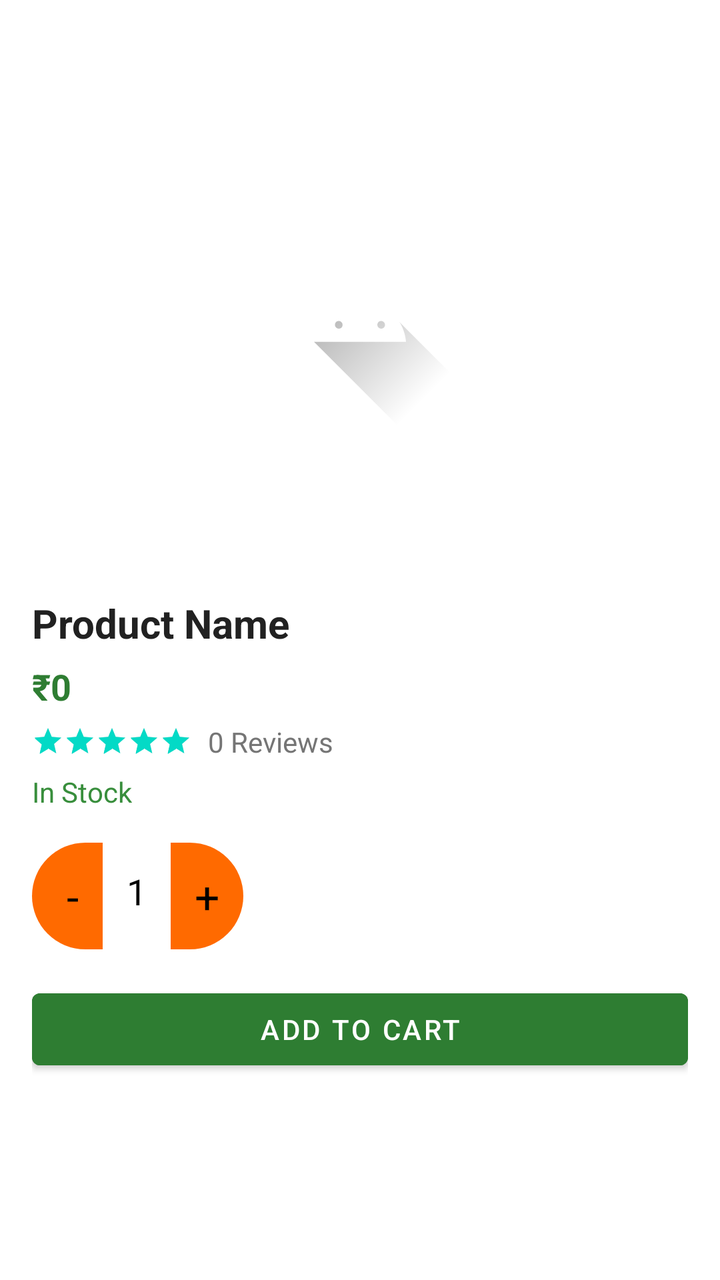
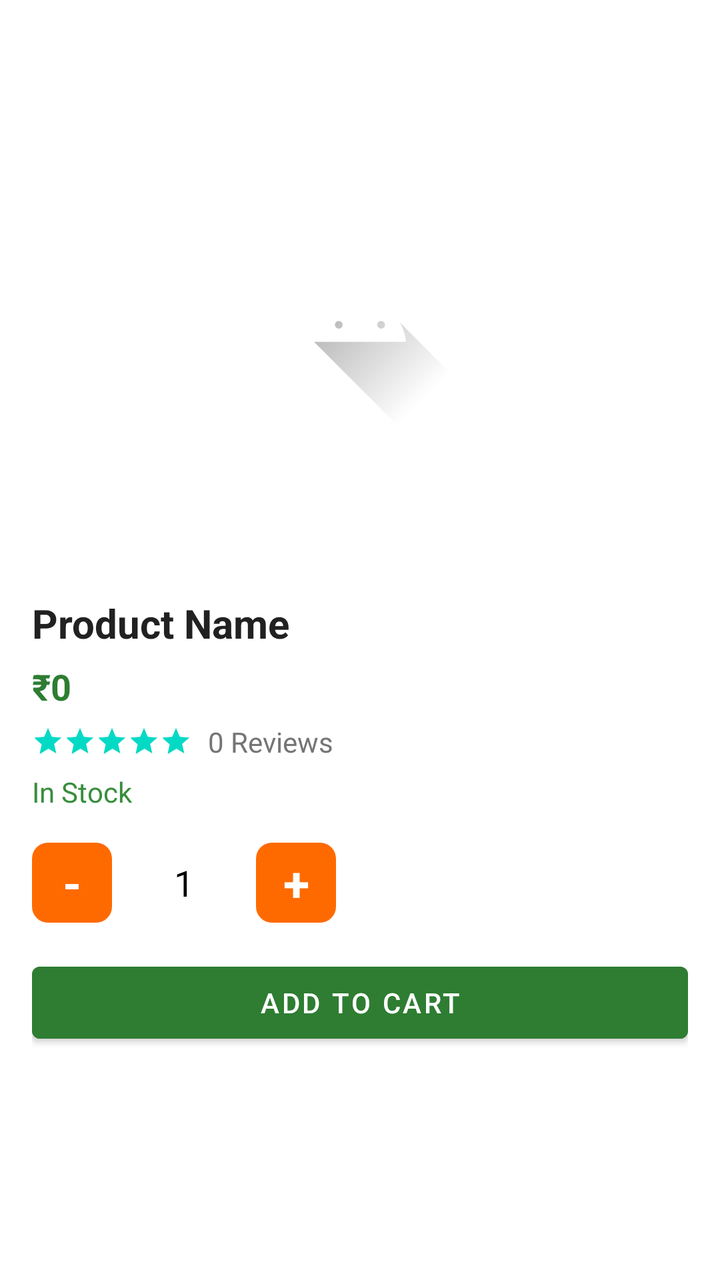

The first picture is an Android layout as it rendered before a commit; the second is the same layout after the commit. The layout source and the unified diff follow.
<!-- AndroidManifest.xml: application theme Theme.BulkAgrochem -->
<!-- res/layout/activity_product_detail.xml -->
<?xml version="1.0" encoding="utf-8"?>
<ScrollView xmlns:android="http://schemas.android.com/apk/res/android"
    android:layout_width="match_parent"
    android:layout_height="match_parent"
    android:background="#FFFFFF">

    <LinearLayout
        android:layout_width="match_parent"
        android:layout_height="wrap_content"
        android:orientation="vertical"
        android:padding="16dp"
        android:layout_marginTop="20dp">

        
        <FrameLayout
            android:layout_width="match_parent"
            android:layout_height="wrap_content">

            
            <ImageView
                android:id="@+id/imgProduct"
                android:layout_width="match_parent"
                android:layout_height="250dp"
                android:scaleType="centerInside"
                android:src="@drawable/ic_launcher_foreground" />



        </FrameLayout>


        
        <TextView
            android:id="@+id/txtProductName"
            android:layout_width="match_parent"
            android:layout_height="wrap_content"
            android:layout_marginTop="12dp"
            android:text="Product Name"
            android:textSize="20sp"
            android:textStyle="bold"
            android:textColor="#212121" />

        
        <LinearLayout
            android:layout_width="wrap_content"
            android:layout_height="wrap_content"
            android:orientation="horizontal"
            android:layout_marginTop="6dp">

            <TextView
                android:id="@+id/txtProductPrice"
                android:layout_width="wrap_content"
                android:layout_height="wrap_content"
                android:text="₹0"
                android:textSize="18sp"
                android:textStyle="bold"
                android:textColor="#2E7D32" />

            <TextView
                android:id="@+id/txtOriginalPrice"
                android:layout_width="wrap_content"
                android:layout_height="wrap_content"
                android:layout_marginStart="8dp"
                android:text="₹00"
                android:textSize="16sp"
                android:textColor="#9E9E9E"
                android:visibility="gone"/>

            
            <TextView
                android:id="@+id/txtDiscount"
                android:layout_width="wrap_content"
                android:layout_height="wrap_content"
                android:layout_marginTop="0dp"
                android:layout_marginStart="10dp"
                android:background="@drawable/bg_discount"
                android:padding="6dp"
                android:text="10% OFF"
                android:textColor="#FFFFFF"
                android:textSize="14sp"
                android:visibility="gone" />

        </LinearLayout>


        
        <LinearLayout
            android:layout_width="wrap_content"
            android:layout_height="wrap_content"
            android:orientation="horizontal"
            android:layout_marginTop="6dp"
            android:gravity="center_vertical">

            <RatingBar
                android:id="@+id/ratingBar"
                style="?android:attr/ratingBarStyleSmall"
                android:layout_width="wrap_content"
                android:layout_height="wrap_content"
                android:isIndicator="true"
                android:numStars="5"
                android:stepSize="0.5"
                android:rating="5"
                android:theme="@style/Widget.AppCompat.RatingBar.Small"/>

            <TextView
                android:id="@+id/txtReviews"
                android:layout_width="wrap_content"
                android:layout_height="wrap_content"
                android:text="0 Reviews"
                android:textSize="14sp"
                android:textColor="#757575"
                android:layout_marginStart="8dp"/>

        </LinearLayout>

        
        <TextView
            android:id="@+id/txtStock"
            android:layout_width="wrap_content"
            android:layout_height="wrap_content"
            android:layout_marginTop="6dp"
            android:text="In Stock"
            android:textSize="14sp"
            android:textColor="#388E3C" />


        
        <LinearLayout
            android:layout_width="wrap_content"
            android:layout_height="wrap_content"
            android:layout_marginTop="16dp"
            android:orientation="horizontal"
            android:gravity="center_horizontal"
            android:foreground="?attr/selectableItemBackground"
            android:background="@drawable/bg_qty_button">

            <TextView
                android:id="@+id/btnMinus"
                android:text=" -"
                android:textColor="@color/black"
                android:textSize="22sp"
                android:padding="12dp"
                android:layout_height="match_parent"
                android:layout_width="match_parent"/>

            <TextView
                android:id="@+id/txtQty"
                android:text="1"
                android:textSize="18sp"
                android:background="@color/white"
                android:padding="12dp"
                android:textColor="@color/black"
                android:layout_height="match_parent"
                android:layout_width="match_parent"/>

            <TextView
                android:id="@+id/btnPlus"
                android:text="+"
                android:textColor="@color/black"
                android:textSize="22sp"
                android:padding="12dp"
                android:layout_height="match_parent"
                android:layout_width="match_parent"/>

        </LinearLayout>

        
        <Button
            android:id="@+id/btnAddToCart"
            android:layout_width="match_parent"
            android:layout_height="48dp"
            android:layout_marginTop="16dp"
            android:text="Add to Cart"
            android:backgroundTint="#2E7D32"
            android:textColor="#FFFFFF"/>

        
        <TextView
            android:id="@+id/txtDescription"
            android:layout_width="match_parent"
            android:layout_height="wrap_content"
            android:layout_marginTop="12dp"
            android:text="Product Description..."
            android:textSize="14sp"
            android:textColor="#757575"
            android:visibility="gone"/>

        
        <TextView
            android:id="@+id/txtDetails"
            android:layout_width="match_parent"
            android:layout_height="wrap_content"
            android:layout_marginTop="12dp"
            android:text="Product Details..."
            android:textSize="14sp"
            android:textColor="#616161"
            android:visibility="gone"/>

    </LinearLayout>

</ScrollView>
<!-- resources referenced by this layout -->
<resources>
  <color name="black">#FF000000</color>
  <color name="white">#FFFFFFFF</color>
  <!-- drawable bg_discount (drawable) -->
  <shape xmlns:android="http://schemas.android.com/apk/res/android">
      <solid android:color="#D32F2F"/>
      <corners android:radius="6dp"/>
  </shape>
  <!-- drawable bg_qty_button (drawable) -->
  <shape xmlns:android="http://schemas.android.com/apk/res/android">
      <solid android:color="#FF6A00"/>
      <corners android:radius="50dp"/>
  </shape>
  <!-- drawable ic_launcher_foreground (drawable) -->
  <vector xmlns:android="http://schemas.android.com/apk/res/android"
      xmlns:aapt="http://schemas.android.com/aapt"
      android:width="108dp"
      android:height="108dp"
      android:viewportWidth="108"
      android:viewportHeight="108">
      <path android:pathData="M31,63.928c0,0 6.4,-11 12.1,-13.1c7.2,-2.6 26,-1.4 26,-1.4l38.1,38.1L107,108.928l-32,-1L31,63.928z">
          <aapt:attr name="android:fillColor">
              <gradient
                  android:endX="85.84757"
                  android:endY="92.4963"
                  android:startX="42.9492"
                  android:startY="49.59793"
                  android:type="linear">
                  <item
                      android:color="#44000000"
                      android:offset="0.0" />
                  <item
                      android:color="#00000000"
                      android:offset="1.0" />
              </gradient>
          </aapt:attr>
      </path>
      <path
          android:fillColor="#FFFFFF"
          android:fillType="nonZero"
          android:pathData="M65.3,45.828l3.8,-6.6c0.2,-0.4 0.1,-0.9 -0.3,-1.1c-0.4,-0.2 -0.9,-0.1 -1.1,0.3l-3.9,6.7c-6.3,-2.8 -13.4,-2.8 -19.7,0l-3.9,-6.7c-0.2,-0.4 -0.7,-0.5 -1.1,-0.3C38.8,38.328 38.7,38.828 38.9,39.228l3.8,6.6C36.2,49.428 31.7,56.028 31,63.928h46C76.3,56.028 71.8,49.428 65.3,45.828zM43.4,57.328c-0.8,0 -1.5,-0.5 -1.8,-1.2c-0.3,-0.7 -0.1,-1.5 0.4,-2.1c0.5,-0.5 1.4,-0.7 2.1,-0.4c0.7,0.3 1.2,1 1.2,1.8C45.3,56.528 44.5,57.328 43.4,57.328L43.4,57.328zM64.6,57.328c-0.8,0 -1.5,-0.5 -1.8,-1.2s-0.1,-1.5 0.4,-2.1c0.5,-0.5 1.4,-0.7 2.1,-0.4c0.7,0.3 1.2,1 1.2,1.8C66.5,56.528 65.6,57.328 64.6,57.328L64.6,57.328z"
          android:strokeWidth="1"
          android:strokeColor="#00000000" />
  </vector>
  <style name="Theme.BulkAgrochem" parent="Base.Theme.BulkAgrochem" />
  <style name="Base.Theme.BulkAgrochem" parent="Theme.MaterialComponents.DayNight.NoActionBar">
          
          <item name="android:windowBackground">@color/app_background</item>
          <item name="colorSurface">@color/app_background</item>
      </style>
  <color name="app_background">#F5F5F5</color>
</resources>

<!-- the commit's change to res/layout/activity_product_detail.xml (unified diff, before → after) -->
@@ -130,37 +130,43 @@
             android:layout_height="wrap_content"
             android:layout_marginTop="16dp"
             android:orientation="horizontal"
-            android:gravity="center_horizontal"
-            android:foreground="?attr/selectableItemBackground"
-            android:background="@drawable/bg_qty_button">
+            android:gravity="center_vertical">
 
             <TextView
                 android:id="@+id/btnMinus"
-                android:text=" -"
+                android:layout_width="40dp"
+                android:layout_height="40dp"
+                android:background="@drawable/bg_qty_button"
+                android:foreground="?attr/selectableItemBackground"
+                android:gravity="center"
+                android:text="-"
+                android:textColor="#FFFFFF"
+                android:textSize="24sp"
+                android:textStyle="bold" />
+
+            <TextView
+                android:id="@+id/txtQty"
+                android:layout_width="wrap_content"
+                android:layout_height="wrap_content"
+                android:minWidth="40dp"
+                android:gravity="center"
+                android:text="1"
                 android:textColor="@color/black"
-                android:textSize="22sp"
-                android:padding="12dp"
-                android:layout_height="match_parent"
-                android:layout_width="match_parent"/>
-
-            <TextView
-                android:id="@+id/txtQty"
-                android:text="1"
                 android:textSize="18sp"
-                android:background="@color/white"
-                android:padding="12dp"
-                android:textColor="@color/black"
-                android:layout_height="match_parent"
-                android:layout_width="match_parent"/>
+                android:layout_marginLeft="16dp"
+                android:layout_marginRight="16dp" />
 
             <TextView
                 android:id="@+id/btnPlus"
+                android:layout_width="40dp"
+                android:layout_height="40dp"
+                android:background="@drawable/bg_qty_button"
+                android:foreground="?attr/selectableItemBackground"
+                android:gravity="center"
                 android:text="+"
-                android:textColor="@color/black"
-                android:textSize="22sp"
-                android:padding="12dp"
-                android:layout_height="match_parent"
-                android:layout_width="match_parent"/>
+                android:textColor="#FFFFFF"
+                android:textSize="24sp"
+                android:textStyle="bold" />
 
         </LinearLayout>
 
<!-- resource entries referenced after the edit -->
@@ -1,7 +1,6 @@
 <!-- resources referenced by this layout -->
 <resources>
   <color name="black">#FF000000</color>
-  <color name="white">#FFFFFFFF</color>
   <!-- drawable bg_discount (drawable) -->
   <shape xmlns:android="http://schemas.android.com/apk/res/android">
       <solid android:color="#D32F2F"/>
@@ -10,7 +9,7 @@
   <!-- drawable bg_qty_button (drawable) -->
   <shape xmlns:android="http://schemas.android.com/apk/res/android">
       <solid android:color="#FF6A00"/>
-      <corners android:radius="50dp"/>
+      <corners android:radius="8dp"/>
   </shape>
   <!-- drawable ic_launcher_foreground (drawable) -->
   <vector xmlns:android="http://schemas.android.com/apk/res/android"
